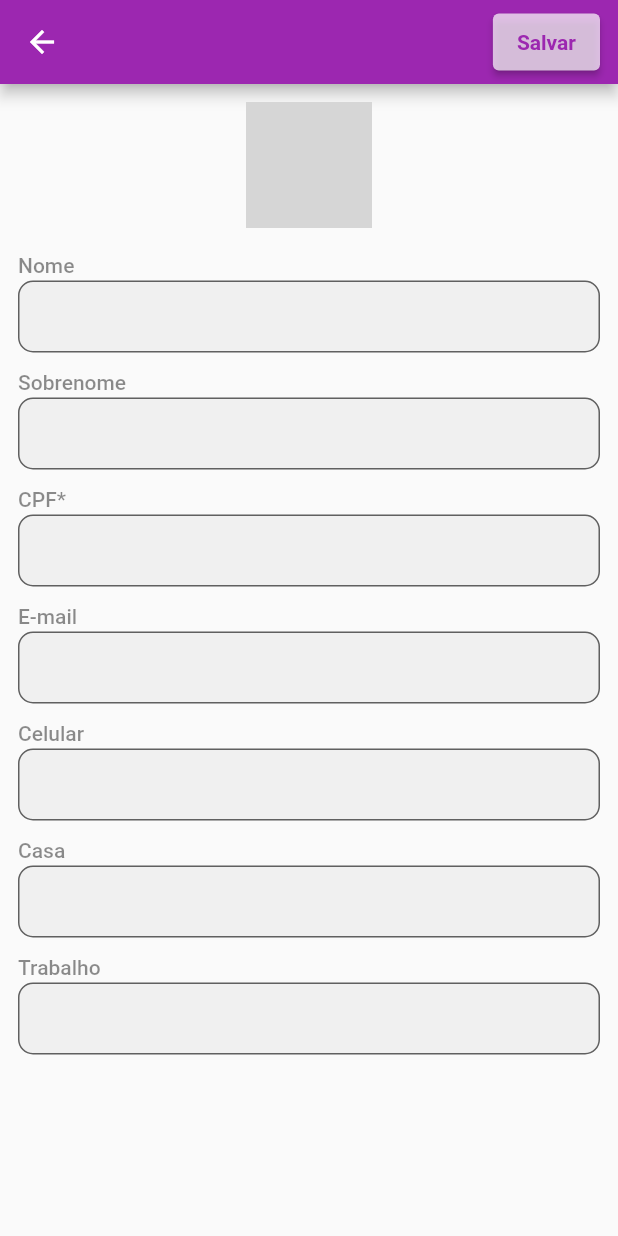
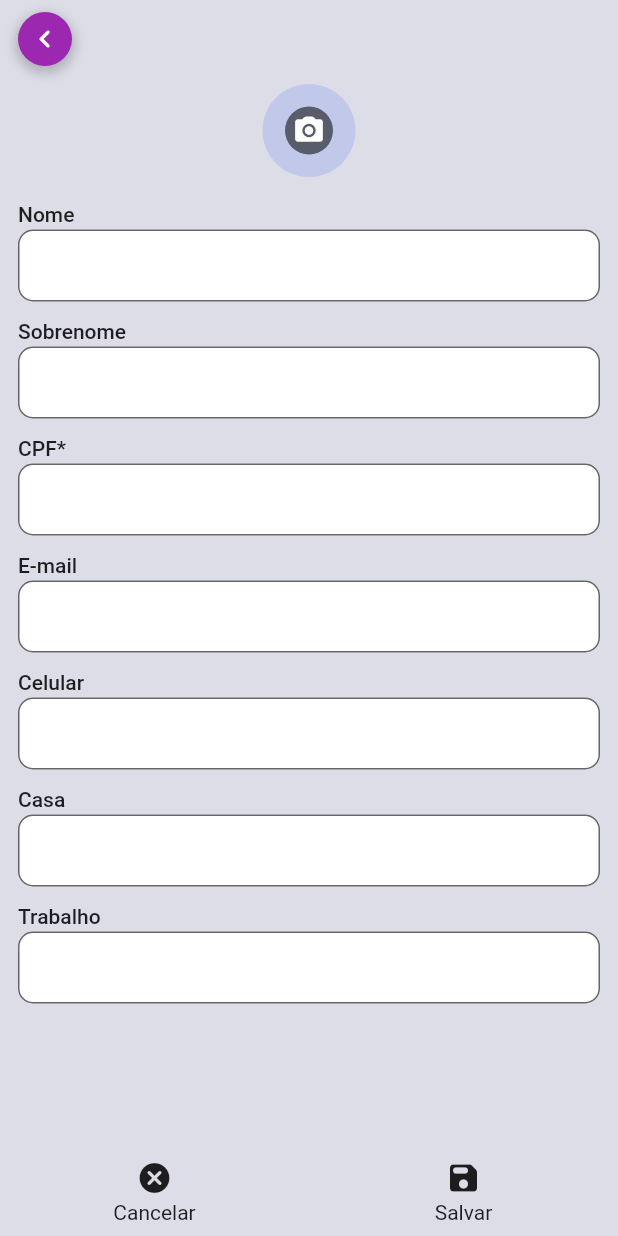
Before and after one commit to srlucasmichel/challenge_schedule_app, a Flutter app: the ContactFormPage screen opened by its route, on a phone screen of 412 x 824 dp. Run offline on Flutter 3.47's test engine with Material 2 defaults, Android fonts, the light colour scheme and no system bars; our stand-ins replace dio, flutter_modular, fpdart, image_picker, mask_text_input_formatter, shared_preferences and 1 more; missing offline and left inert: cpf_cnpj_validator; accounts and stored records are empty; network calls fail; grey boxes are pictures that could not be loaded.

Commit message:
ui refactor

```diff
--- /dev/null
+++ b/lib/src/modules/contact/presenter/pages/components/app_buttons.dart
@@ -0,0 +1,31 @@
+import 'package:flutter/material.dart';
+
+class AppBackButton extends StatelessWidget {
+  final VoidCallback onBack;
+
+  const AppBackButton({required this.onBack, Key? key}) : super(key: key);
+
+  @override
+  Widget build(BuildContext context) {
+    return InkWell(
+      onTap: onBack,
+      child: Container(
+        margin: const EdgeInsets.fromLTRB(12, 8, 0, 0),
+        width: 36,
+        height: 36,
+        decoration: BoxDecoration(
+            color: Colors.purple,
+            borderRadius: BorderRadius.circular(50),
+            boxShadow: [
+              BoxShadow(
+                color: Colors.black.withOpacity(0.2),
+                spreadRadius: 2,
+                blurRadius: 6,
+                offset: const Offset(0, 3),
+              )
+            ]),
+        child: const Icon(Icons.chevron_left_rounded, color: Colors.white),
+      ),
+    );
+  }
+}
--- /dev/null
+++ b/lib/src/modules/contact/presenter/pages/components/image_avatar.dart
@@ -0,0 +1,42 @@
+import 'package:flutter/material.dart';
+
+class ImageAvatar extends StatelessWidget {
+  final String? path;
+  final double? size;
+  final String? firstName;
+
+  const ImageAvatar(this.path, {Key? key, this.size, this.firstName})
+      : super(key: key);
+
+  @override
+  Widget build(BuildContext context) {
+    if (path == null || path!.trim().isEmpty) {
+      return Container(
+        width: size ?? 39.0,
+        height: size ?? 39.0,
+        decoration: BoxDecoration(
+            color: const Color.fromRGBO(193, 200, 234, 1),
+            borderRadius: BorderRadius.circular(50)),
+        child: Center(
+            child: Text(_firstLetterName,
+                style: const TextStyle(
+                  fontWeight: FontWeight.w500,
+                  color: Colors.black54,
+                  fontSize: 16.0
+                ))),
+      );
+    }
+    return CircleAvatar(
+      radius: 24.0,
+      backgroundImage: NetworkImage(path!),
+      backgroundColor: Colors.grey.shade400,
+    );
+  }
+
+  String get _firstLetterName {
+    if (firstName != null && firstName!.trim().isNotEmpty) {
+      return firstName!.toUpperCase().substring(0, 1);
+    }
+    return '-';
+  }
+}
--- /dev/null
+++ b/lib/src/modules/contact/presenter/pages/components/page_action_button.dart
@@ -0,0 +1,27 @@
+import 'package:flutter/material.dart';
+
+class PageActionButton extends StatelessWidget {
+  final String label;
+  final IconData icon;
+  final VoidCallback onClick;
+
+  const PageActionButton(
+      {required this.label,
+      required this.icon,
+      required this.onClick,
+      Key? key})
+      : super(key: key);
+
+  @override
+  Widget build(BuildContext context) {
+    return Expanded(
+      child: InkWell(
+        onTap: onClick,
+        child: Column(
+          mainAxisSize: MainAxisSize.min,
+          children: [Icon(icon), const SizedBox(height: 3), Text(label)],
+        ),
+      ),
+    );
+  }
+}
--- a/lib/src/modules/contact/presenter/pages/contact_form_page.dart
+++ b/lib/src/modules/contact/presenter/pages/contact_form_page.dart
@@ -1,12 +1,16 @@
 import 'dart:io';
 
 import 'package:flutter/material.dart';
+import 'package:flutter_modular/flutter_modular.dart';
 import 'package:image_picker/image_picker.dart';
 import 'package:mask_text_input_formatter/mask_text_input_formatter.dart';
 
 import '../../domain/entities/user.dart';
 import '../utils/app_formatters.dart';
 import '../validator/cpf_validator.dart';
+import 'components/app_buttons.dart';
+import 'components/image_avatar.dart';
+import 'components/page_action_button.dart';
 
 class ContactFormPage extends StatefulWidget {
   final User? user;
@@ -36,26 +40,39 @@ class _ContactFormPageState extends State<ContactFormPage> {
   @override
   Widget build(BuildContext context) {
     return Scaffold(
-      appBar: AppBar(
-        title: const Text(''),
-        actions: [
-          Padding(
-            padding: const EdgeInsets.symmetric(vertical: 9.0),
-            child: ElevatedButton(
-              onPressed: () {},
-              style: ButtonStyle(
-                  backgroundColor: MaterialStateProperty.all(Colors.white70)),
-              child: const Text('Salvar',
-                  style: TextStyle(
-                      color: Colors.purple, fontWeight: FontWeight.bold)),
+      backgroundColor: const Color.fromRGBO(221, 221, 232, 1),
+      body: SafeArea(
+        child: Column(
+          crossAxisAlignment: CrossAxisAlignment.start,
+          children: [
+            AppBackButton(onBack: () => Modular.to.pop()),
+            Expanded(
+              child: SingleChildScrollView(
+                child: Padding(
+                  padding: const EdgeInsets.all(12.0),
+                  child: _body,
+                ),
+              ),
             ),
-          ),
-          const SizedBox(width: 12)
-        ],
-      ),
-      body: Padding(
-        padding: const EdgeInsets.all(12.0),
-        child: _body,
+            Padding(
+              padding: const EdgeInsets.symmetric(vertical: 8.0),
+              child: Row(
+                mainAxisSize: MainAxisSize.max,
+                mainAxisAlignment: MainAxisAlignment.start,
+                children: [
+                  PageActionButton(
+                      label: 'Cancelar',
+                      icon: Icons.cancel_rounded,
+                      onClick: () => Modular.to.pop()),
+                  PageActionButton(
+                      label: 'Salvar',
+                      icon: Icons.save_rounded,
+                      onClick: () {}),
+                ],
+              ),
+            )
+          ],
+        ),
       ),
     );
   }
@@ -71,11 +88,7 @@ class _ContactFormPageState extends State<ContactFormPage> {
             alignment: Alignment.center,
             children: [
               _imageFile == null
-                  ? CircleAvatar(
-                      radius: 42.0,
-                      backgroundImage: NetworkImage(widget.user?.photo ?? ''),
-                      backgroundColor: Colors.grey.shade400,
-                    )
+                  ? ImageAvatar(widget.user?.photo, size: 62)
                   : CircleAvatar(
                       radius: 42.0,
                       backgroundImage: FileImage(File(_imageFile?.path ?? '')),
@@ -172,7 +185,7 @@ class _ContactFormPageState extends State<ContactFormPage> {
             style: const TextStyle(
                 fontSize: 14,
                 fontWeight: FontWeight.w500,
-                color: Colors.black45)),
+                color: Colors.black87)),
         const SizedBox(height: 2),
         TextFormField(
           controller: controller,
@@ -180,6 +193,7 @@ class _ContactFormPageState extends State<ContactFormPage> {
           keyboardType: type,
           validator: validator,
           decoration: InputDecoration(
+            fillColor: Colors.white,
             contentPadding: const EdgeInsets.symmetric(horizontal: 8),
             border: OutlineInputBorder(
               borderRadius: BorderRadius.circular(10.0),
```
Also changed, not shown: lib/src/modules/contact/presenter/pages/components/app_text_field.dart (added, +59 -0 lines), lib/src/modules/contact/presenter/pages/contact_detail_page.dart (+79 -37 lines), lib/src/modules/contact/presenter/pages/contact_list_page.dart (+26 -47 lines).
